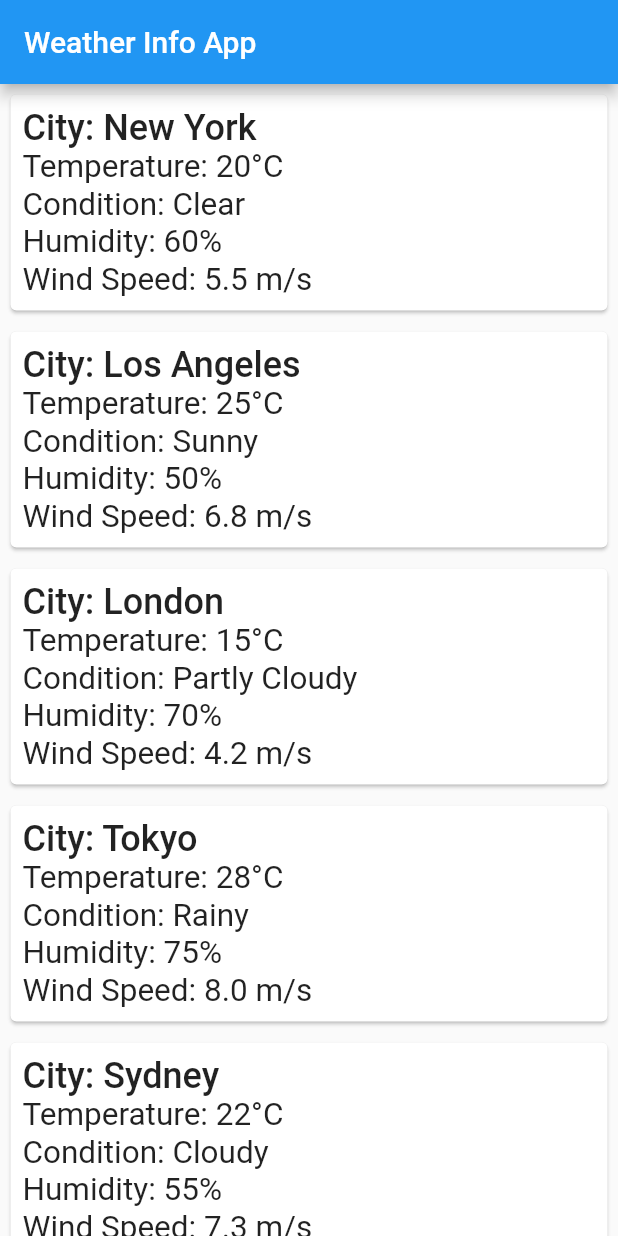
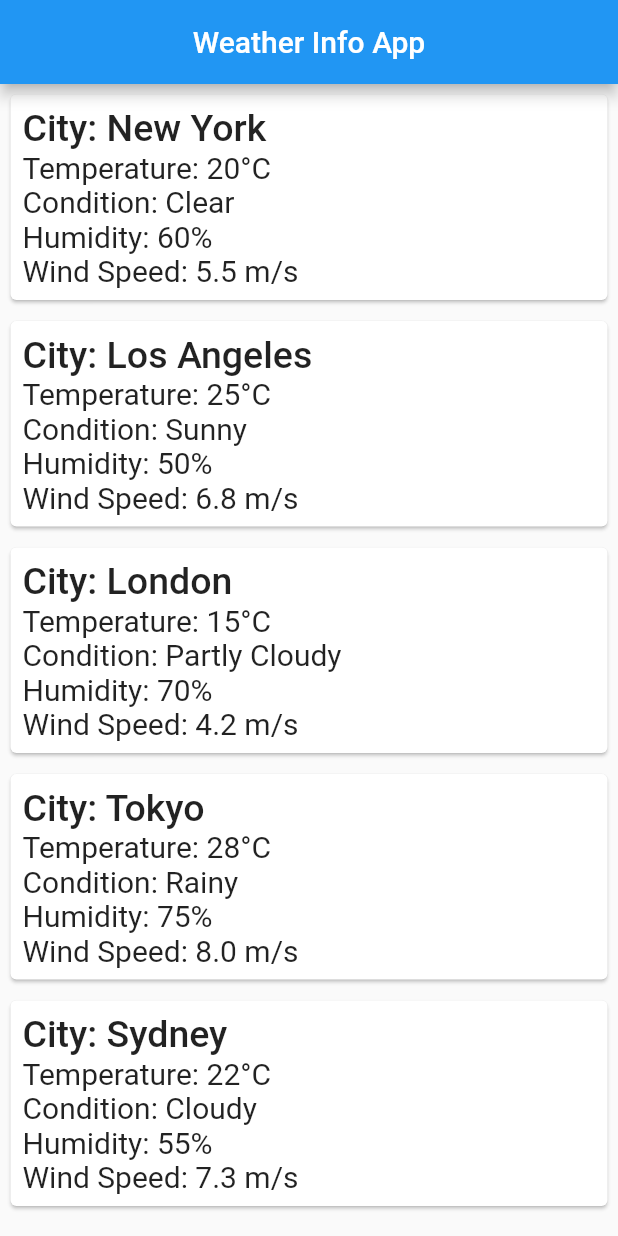
Before and after one commit to sayeedsaadman/live_test, a Flutter app: the screen it shows after launch, on a phone screen of 412 x 824 dp. Run offline on Flutter 3.47's test engine with Material 2 defaults, Android fonts, the phone set to English and light mode, and no system bars.

Commit message:
not completed

```diff
--- a/lib/weather_info.dart
+++ b/lib/weather_info.dart
@@ -50,16 +50,16 @@ class _WeatherInfoMainScreenState extends State<WeatherInfoMainScreen> {
   Widget build(BuildContext context) {
     return Scaffold(
       appBar: AppBar(
-        title: Text("Weather Info App"),
+        title: Center(child: Text("Weather Info App")),
       ),
       body: Column(
         children: [
           Expanded(
             child: ListView.builder(
-                itemCount: weatherData.length,
+              itemCount: 5,
                 itemBuilder: (context, index) {
                   return Padding(
-                    padding: const EdgeInsets.all(3.0),
+                    padding: const EdgeInsets.all(3),
                     child: Card(
                       child: Padding(
                         padding: const EdgeInsets.all(8),
@@ -69,25 +69,25 @@ class _WeatherInfoMainScreenState extends State<WeatherInfoMainScreen> {
                             Text(
                               "City: ${weatherData[index]['city']}",
                               style: TextStyle(
-                                  fontSize: 24, fontWeight: FontWeight.w500),
+                                  fontSize: 25, fontWeight: FontWeight.w500),
                             ),
                             Text(
                               "Temperature: ${weatherData[index]["temperature"]}°C",
                               style: TextStyle(
-                                  fontSize: 21),
+                                  fontSize: 20),
                             ),
                             Text(
                                 "Condition: ${weatherData[index]["condition"]}",
                                 style: TextStyle(
-                                    fontSize: 21)
+                                    fontSize: 20)
                             ),
                             Text("Humidity: ${weatherData[index]["humidity"]}%",
                                 style: TextStyle(
-                                    fontSize: 21)),
+                                    fontSize: 20)),
                             Text(
                                 "Wind Speed: ${weatherData[index]["windSpeed"]} m/s",
                                 style: TextStyle(
-                                    fontSize: 21)),
+                                    fontSize: 20)),
                           ],
                         ),
                       ),
```
